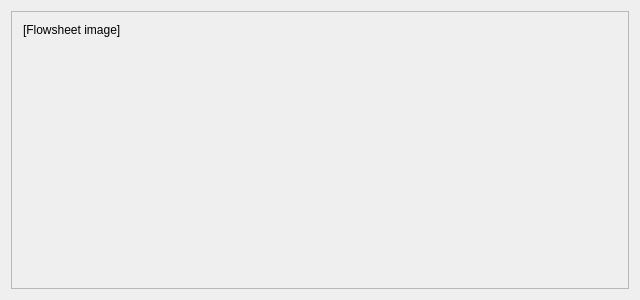
DyssolTEC/Dyssol-open, file GUIDialogs/FlowsheetEditor/FlowsheetViewer.ui: the form before one commit.
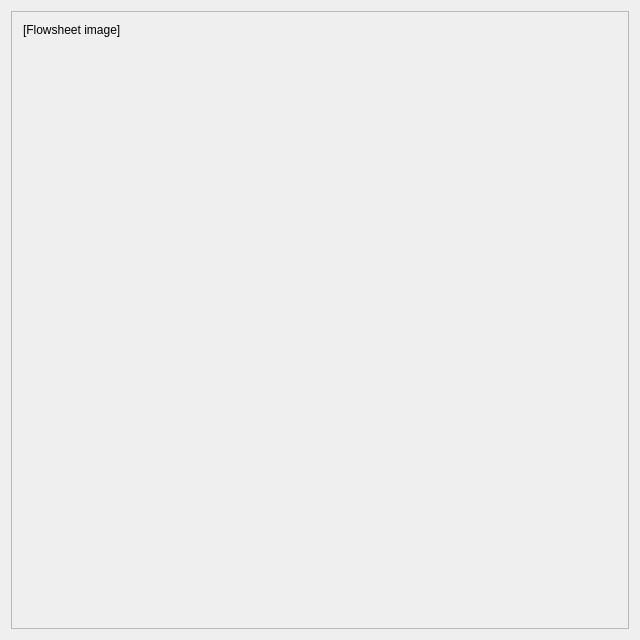
The form after the commit. Icons and pictures are not drawn.

What changed in the file:
```diff
--- a/GUIDialogs/FlowsheetEditor/FlowsheetViewer.ui
+++ b/GUIDialogs/FlowsheetEditor/FlowsheetViewer.ui
@@ -7,7 +7,7 @@
     <x>0</x>
     <y>0</y>
     <width>640</width>
-    <height>300</height>
+    <height>640</height>
    </rect>
   </property>
   <property name="windowTitle">
@@ -32,7 +32,7 @@
         <x>0</x>
         <y>0</y>
         <width>620</width>
-        <height>280</height>
+        <height>620</height>
        </rect>
       </property>
       <layout class="QGridLayout" name="gridLayout">
```
Left out of the diff: 2 changed lines with no effect on the pictures.
